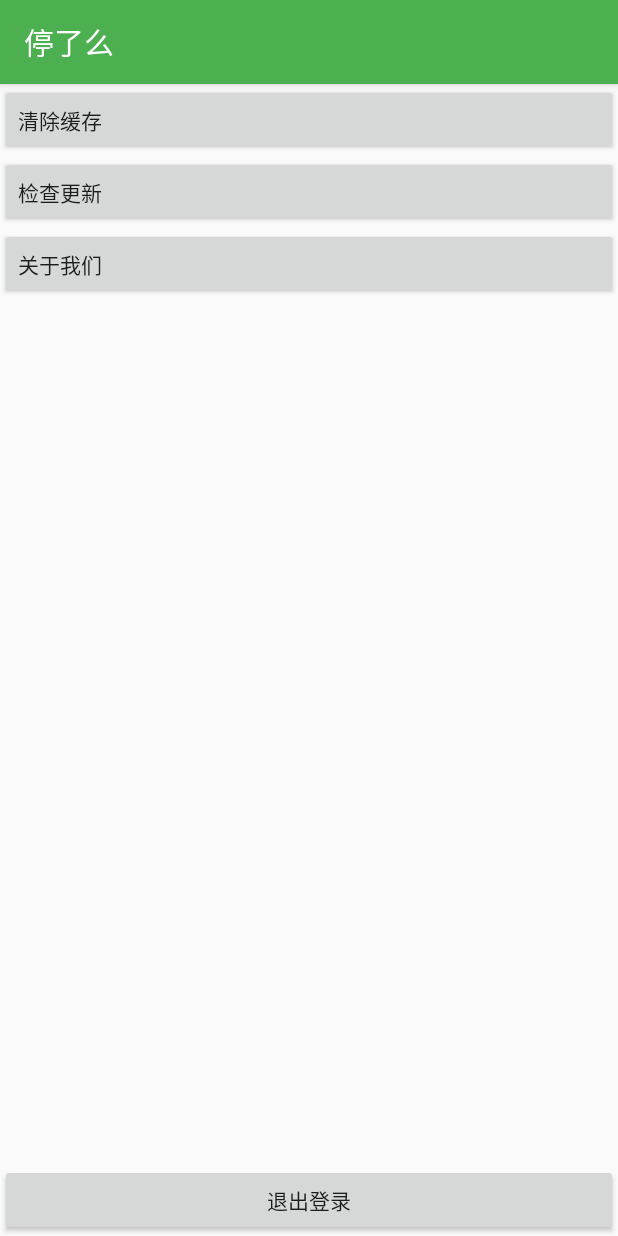
After one commit to LittleCuteIMS/IntelligentParking, an Android app: the SoftwareSet screen opened directly, with no data from a screen before it, on a phone screen of 412 x 824 dp. The commit adds this screen. Run offline under Robolectric (Android 15) with nearby library versions, the phone set to English and light mode, and no system bars.

Commit message:
1.将登录成功跳转到主页 2.精简了一下代码 3.退出功能放在设置里面

```diff
--- a/app/src/main/AndroidManifest.xml
+++ b/app/src/main/AndroidManifest.xml
@@ -29,6 +29,7 @@
                 <category android:name="android.intent.category.LAUNCHER" />
             </intent-filter>
         </activity>
+        <activity android:name=".SoftwareSet" />
     </application>
 
 </manifest>
--- /dev/null
+++ b/app/src/main/java/com/example/foolishfan/IntelligentParking/SoftwareSet.java
@@ -0,0 +1,68 @@
+package com.example.foolishfan.IntelligentParking;
+
+import android.content.Context;
+import android.content.Intent;
+import android.content.SharedPreferences;
+import android.os.Bundle;
+import android.support.v7.app.AppCompatActivity;
+import android.view.View;
+import android.widget.Button;
+
+/**
+ * Created by Administrator on 2017/11/6 0006.
+ */
+
+public class SoftwareSet extends AppCompatActivity {
+    public void onCreate(Bundle savedInstanceState){
+        super.onCreate(savedInstanceState);
+        setContentView(R.layout.softwareset);
+
+        //获取按钮
+        Button wipeCache=(Button)findViewById(R.id.wipeCache);
+        Button checkUpdate=(Button)findViewById(R.id.checkUpdate);
+        Button aboutUs=(Button)findViewById(R.id.aboutUs);
+        Button logout=(Button)findViewById(R.id.logout);
+
+        //设置监听事件
+        wipeCache.setOnClickListener(setListener);
+        checkUpdate.setOnClickListener(setListener);
+        aboutUs.setOnClickListener(setListener);
+        logout.setOnClickListener(setListener);
+    }
+
+    //设置的监听事件
+    View.OnClickListener setListener=new View.OnClickListener() {
+        @Override
+        public void onClick(View v) {
+            int id=v.getId();
+            switch (id){
+                case R.id.wipeCache:
+                    break;
+                case R.id.checkUpdate:
+                    break;
+                case R.id.aboutUs:
+                    break;
+                case R.id.logout:
+                    logout();
+                    break;
+            }
+        }
+    };
+
+    //点击退出登录的事件
+    private void logout(){
+        //注销改变登录状态
+        SharedPreferences.Editor statusEditor=getSharedPreferences("status", Context.MODE_PRIVATE).edit();
+        statusEditor.putBoolean("isLogin",false);
+        statusEditor.apply();
+
+        //注销清除用户信息
+        SharedPreferences.Editor userEditor=getSharedPreferences("user", Context.MODE_PRIVATE).edit();
+        userEditor.clear();
+        userEditor.apply();
+
+        Intent intent = new Intent(SoftwareSet.this,MainActivity.class) ;
+        startActivity(intent);
+        finish();
+    }
+}
--- /dev/null
+++ b/app/src/main/res/layout/softwareset.xml
@@ -0,0 +1,47 @@
+<?xml version="1.0" encoding="utf-8"?>
+<RelativeLayout xmlns:android="http://schemas.android.com/apk/res/android"
+    xmlns:tools="http://schemas.android.com/tools"
+    android:layout_width="match_parent"
+    android:layout_height="match_parent"
+    tools:context=".SoftwareSet">
+
+    <Button
+        android:id="@+id/wipeCache"
+        android:layout_width="match_parent"
+        android:layout_height="wrap_content"
+        android:text="清除缓存"
+        android:gravity="left|center"
+        android:layout_alignParentTop="true"
+        android:layout_alignParentLeft="true"
+        android:layout_alignParentStart="true" />
+
+    <Button
+        android:id="@+id/checkUpdate"
+        android:layout_width="match_parent"
+        android:layout_height="wrap_content"
+        android:text="检查更新"
+        android:gravity="left|center"
+        android:layout_below="@+id/wipeCache"
+        android:layout_alignParentLeft="true"
+        android:layout_alignParentStart="true" />
+
+    <Button
+        android:id="@+id/aboutUs"
+        android:layout_width="match_parent"
+        android:layout_height="wrap_content"
+        android:text="关于我们"
+        android:gravity="left|center"
+        android:layout_below="@+id/checkUpdate"
+        android:layout_alignParentLeft="true"
+        android:layout_alignParentStart="true" />
+
+    <Button
+        android:id="@+id/logout"
+        android:layout_width="match_parent"
+        android:layout_height="wrap_content"
+        android:layout_gravity="end"
+        android:text="退出登录"
+        android:layout_alignParentBottom="true"
+        android:layout_alignParentLeft="true"
+        android:layout_alignParentStart="true" />
+</RelativeLayout>
```
Also changed, not shown: app/src/main/java/com/example/foolishfan/IntelligentParking/Login.java (+11 -27 lines), app/src/main/java/com/example/foolishfan/IntelligentParking/MainActivity.java (+11 -10 lines), app/src/main/java/com/example/foolishfan/IntelligentParking/Register.java (+7 -16 lines), app/src/main/java/com/example/foolishfan/IntelligentParking/User.java (+0 -18 lines), app/src/main/res/layout/user.xml (+1 -17 lines), app/src/main/res/menu/activity_main_drawer.xml (+5 -4 lines).
